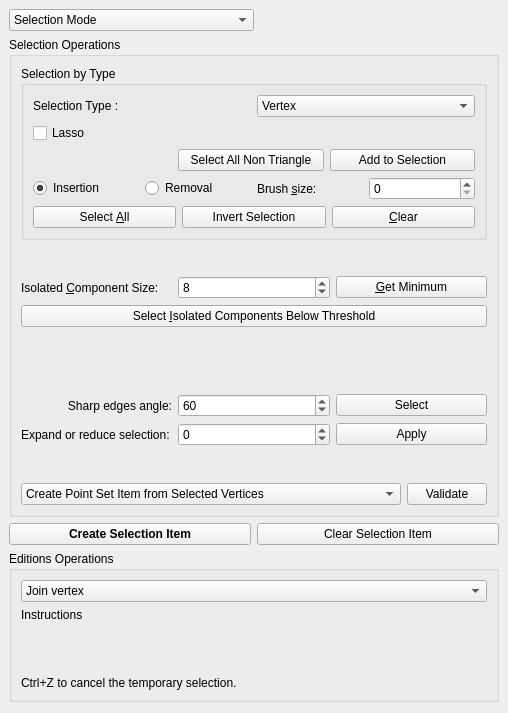
This is Polyhedron/demo/Polyhedron/Plugins/PMP/Selection_widget.ui in CGAL/cgal as Qt 5 draws it before an edit. The edited form follows.
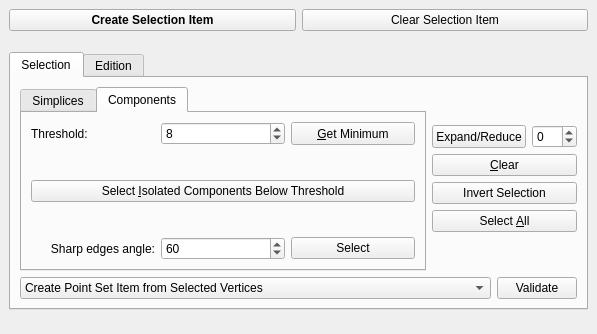
This is the edited form. The open tabs and pages were chosen to show the change.

Commit message: Reorganize selection plugin

What changed in the file:
```diff
--- a/Polyhedron/demo/Polyhedron/Plugins/PMP/Selection_widget.ui
+++ b/Polyhedron/demo/Polyhedron/Plugins/PMP/Selection_widget.ui
@@ -6,62 +6,77 @@
    <rect>
     <x>0</x>
     <y>0</y>
-    <width>508</width>
-    <height>713</height>
+    <width>597</width>
+    <height>334</height>
    </rect>
   </property>
   <property name="windowTitle">
    <string>Selection</string>
   </property>
   <widget class="QWidget" name="dockWidgetContents">
-   <layout class="QVBoxLayout" name="verticalLayout">
-    <item>
-     <layout class="QHBoxLayout" name="horizontalLayout_10" stretch="1,1">
-      <item>
-       <widget class="QComboBox" name="modeBox">
-        <item>
-         <property name="text">
-          <string>Selection Mode</string>
-         </property>
-        </item>
-        <item>
-         <property name="text">
-          <string>Edition Mode</string>
-         </property>
-        </item>
-       </widget>
-      </item>
-      <item>
-       <spacer name="horizontalSpacer_2">
-        <property name="orientation">
-         <enum>Qt::Horizontal</enum>
-        </property>
-        <property name="sizeHint" stdset="0">
-         <size>
-          <width>40</width>
-          <height>20</height>
-         </size>
-        </property>
-       </spacer>
-      </item>
-     </layout>
-    </item>
-    <item>
-     <widget class="QGroupBox" name="selection_groupBox">
-      <property name="title">
-       <string>Selection Operations</string>
-      </property>
       <layout class="QVBoxLayout" name="verticalLayout_6">
        <item>
-        <layout class="QVBoxLayout" name="verticalLayout_3">
+     <layout class="QHBoxLayout" name="horizontalLayout_4">
          <item>
-          <widget class="QGroupBox" name="groupBox">
-           <property name="title">
-            <string>Selection by Type</string>
-           </property>
+       <widget class="QPushButton" name="Create_selection_item_button">
+        <property name="font">
+         <font>
+          <weight>75</weight>
+          <bold>true</bold>
+         </font>
+        </property>
+        <property name="text">
+         <string>Create Selection Item</string>
+        </property>
+       </widget>
+      </item>
+      <item>
+       <widget class="QPushButton" name="Clear_all_button">
+        <property name="toolTip">
+         <string extracomment="Clear selection for All Types"/>
+        </property>
+        <property name="text">
+         <string>Clear Selection Item</string>
+        </property>
+       </widget>
+      </item>
+     </layout>
+    </item>
+    <item>
+     <spacer name="verticalSpacer_3">
+      <property name="orientation">
+       <enum>Qt::Vertical</enum>
+      </property>
+      <property name="sizeHint" stdset="0">
+       <size>
+        <width>20</width>
+        <height>40</height>
+       </size>
+      </property>
+     </spacer>
+    </item>
+    <item>
+     <widget class="QTabWidget" name="selectionOrEuler">
+      <property name="currentIndex">
+       <number>0</number>
+      </property>
+      <widget class="QWidget" name="tab_3">
+       <attribute name="title">
+        <string>Selection</string>
+       </attribute>
            <layout class="QVBoxLayout" name="verticalLayout_5">
             <item>
-             <layout class="QVBoxLayout" name="verticalLayout_11" stretch="0,0,0">
+         <layout class="QHBoxLayout" name="horizontalLayout_3">
+          <item>
+           <widget class="QTabWidget" name="tabWidget">
+            <property name="currentIndex">
+             <number>0</number>
+            </property>
+            <widget class="QWidget" name="tab">
+             <attribute name="title">
+              <string>Simplices</string>
+             </attribute>
+             <layout class="QVBoxLayout" name="verticalLayout_2">
               <item>
                <layout class="QHBoxLayout" name="horizontalLayout_9" stretch="1,1">
                 <item>
@@ -103,6 +118,21 @@
                </layout>
               </item>
               <item>
+               <spacer name="verticalSpacer_5">
+                <property name="orientation">
+                 <enum>Qt::Vertical</enum>
+                </property>
+                <property name="sizeHint" stdset="0">
+                 <size>
+                  <width>20</width>
+                  <height>40</height>
+                 </size>
+                </property>
+               </spacer>
+              </item>
+              <item>
+               <layout class="QHBoxLayout" name="horizontalLayout_11" stretch="0,1,0,1">
+                <item>
                <widget class="QCheckBox" name="lassoCheckBox">
                 <property name="text">
                  <string>Lasso</string>
@@ -110,8 +140,6 @@
                </widget>
               </item>
               <item>
-               <layout class="QHBoxLayout" name="horizontalLayout_11" stretch="1,1,1">
-                <item>
                  <spacer name="horizontalSpacer_3">
                   <property name="orientation">
                    <enum>Qt::Horizontal</enum>
@@ -146,12 +174,19 @@
                 </item>
                </layout>
               </item>
-             </layout>
-            </item>
-            <item>
-             <layout class="QVBoxLayout" name="verticalLayout_2">
-              <item>
-               <layout class="QHBoxLayout" name="horizontalLayout_2">
+              <item>
+               <spacer name="verticalSpacer_4">
+                <property name="orientation">
+                 <enum>Qt::Vertical</enum>
+                </property>
+                <property name="sizeHint" stdset="0">
+                 <size>
+                  <width>20</width>
+                  <height>40</height>
+                 </size>
+                </property>
+               </spacer>
+              </item>
                 <item>
                  <layout class="QHBoxLayout" name="horizontalLayout">
                   <item>
@@ -171,12 +206,6 @@
                     </property>
                    </widget>
                   </item>
-                 </layout>
-                </item>
-                <item>
-                 <layout class="QVBoxLayout" name="verticalLayout_7">
-                  <item>
-                   <layout class="QHBoxLayout" name="horizontalLayout_6">
                     <item>
                      <widget class="QLabel" name="label">
                       <property name="text">
@@ -193,69 +222,24 @@
                    </layout>
                   </item>
                  </layout>
-                </item>
-               </layout>
-              </item>
-              <item>
-               <layout class="QHBoxLayout" name="horizontalLayout_3">
-                <item>
-                 <widget class="QPushButton" name="Select_all_button">
-                  <property name="toolTip">
-                   <string extracomment="Select all simplices of Selection Type"/>
-                  </property>
-                  <property name="text">
-                   <string>Select &amp;All</string>
-                  </property>
-                 </widget>
-                </item>
-                <item>
-                 <widget class="QPushButton" name="Inverse_selection_button">
-                  <property name="toolTip">
-                   <string extracomment="Invert selection for Selection Type"/>
-                  </property>
-                  <property name="text">
-                   <string>Invert Selection</string>
-                  </property>
-                 </widget>
-                </item>
-                <item>
-                 <widget class="QPushButton" name="Clear_button">
-                  <property name="toolTip">
-                   <string extracomment="Clear selection for Selection Type"/>
-                  </property>
-                  <property name="text">
-                   <string>&amp;Clear</string>
-                  </property>
-                 </widget>
-                </item>
-               </layout>
-              </item>
-             </layout>
-            </item>
-           </layout>
-          </widget>
-         </item>
-         <item>
-          <spacer name="verticalSpacer_3">
-           <property name="orientation">
-            <enum>Qt::Vertical</enum>
-           </property>
-           <property name="sizeHint" stdset="0">
-            <size>
-             <width>20</width>
-             <height>40</height>
-            </size>
-           </property>
-          </spacer>
-         </item>
-         <item>
-          <layout class="QVBoxLayout" name="verticalLayout_4">
+            </widget>
+            <widget class="QWidget" name="tab_2">
+             <attribute name="title">
+              <string>Components</string>
+             </attribute>
+             <layout class="QVBoxLayout" name="verticalLayout_3">
            <item>
             <layout class="QHBoxLayout" name="horizontalLayout_5">
              <item>
               <widget class="QLabel" name="label_3">
+                  <property name="sizePolicy">
+                   <sizepolicy hsizetype="Minimum" vsizetype="Minimum">
+                    <horstretch>0</horstretch>
+                    <verstretch>0</verstretch>
+                   </sizepolicy>
+                  </property>
                <property name="text">
-                <string>Isolated &amp;Component Size:</string>
+                   <string>Threshold:</string>
                </property>
                <property name="buddy">
                 <cstring>Threshold_size_spin_box</cstring>
@@ -264,6 +248,12 @@
              </item>
              <item>
               <widget class="QSpinBox" name="Threshold_size_spin_box">
+                  <property name="sizePolicy">
+                   <sizepolicy hsizetype="Minimum" vsizetype="Minimum">
+                    <horstretch>0</horstretch>
+                    <verstretch>0</verstretch>
+                   </sizepolicy>
+                  </property>
                <property name="maximum">
                 <number>999999999</number>
                </property>
@@ -274,6 +264,12 @@
              </item>
              <item>
               <widget class="QPushButton" name="Get_minimum_button">
+                  <property name="sizePolicy">
+                   <sizepolicy hsizetype="Minimum" vsizetype="Minimum">
+                    <horstretch>0</horstretch>
+                    <verstretch>0</verstretch>
+                   </sizepolicy>
+                  </property>
                <property name="text">
                 <string>&amp;Get Minimum</string>
                </property>
@@ -281,6 +277,19 @@
              </item>
             </layout>
            </item>
+              <item>
+               <spacer name="verticalSpacer_7">
+                <property name="orientation">
+                 <enum>Qt::Vertical</enum>
+                </property>
+                <property name="sizeHint" stdset="0">
+                 <size>
+                  <width>20</width>
+                  <height>40</height>
+                 </size>
+                </property>
+               </spacer>
+              </item>
            <item>
             <widget class="QPushButton" name="Select_isolated_components_button">
              <property name="text">
@@ -288,23 +297,8 @@
              </property>
             </widget>
            </item>
-          </layout>
-         </item>
          <item>
-          <spacer name="verticalSpacer_1">
-           <property name="orientation">
-            <enum>Qt::Vertical</enum>
-           </property>
-           <property name="sizeHint" stdset="0">
-            <size>
-             <width>20</width>
-             <height>40</height>
-            </size>
-           </property>
-          </spacer>
-         </item>
-         <item>
-          <spacer name="verticalSpacer">
+               <spacer name="verticalSpacer_6">
            <property name="orientation">
             <enum>Qt::Vertical</enum>
            </property>
@@ -353,17 +347,48 @@
            </item>
           </layout>
          </item>
+             </layout>
+            </widget>
+           </widget>
+          </item>
          <item>
-          <layout class="QHBoxLayout" name="horizontalLayout_8">
+           <layout class="QVBoxLayout" name="verticalLayout">
            <item>
-            <widget class="QLabel" name="label_5">
+             <spacer name="verticalSpacer_10">
+              <property name="orientation">
+               <enum>Qt::Vertical</enum>
+              </property>
+              <property name="sizeHint" stdset="0">
+               <size>
+                <width>20</width>
+                <height>40</height>
+               </size>
+              </property>
+             </spacer>
+            </item>
+            <item>
+             <layout class="QHBoxLayout" name="horizontalLayout_6">
+              <item>
+               <widget class="QPushButton" name="Expand_reduce_button">
+                <property name="sizePolicy">
+                 <sizepolicy hsizetype="Minimum" vsizetype="Minimum">
+                  <horstretch>0</horstretch>
+                  <verstretch>0</verstretch>
+                 </sizepolicy>
+                </property>
              <property name="text">
-              <string>Expand or reduce selection:</string>
+                 <string>Expand/Reduce</string>
              </property>
             </widget>
            </item>
            <item>
             <widget class="QSpinBox" name="Expand_reduce_spin_box">
+                <property name="sizePolicy">
+                 <sizepolicy hsizetype="Minimum" vsizetype="Minimum">
+                  <horstretch>0</horstretch>
+                  <verstretch>0</verstretch>
+                 </sizepolicy>
+                </property>
              <property name="minimum">
               <number>-50</number>
              </property>
@@ -372,17 +397,40 @@
              </property>
             </widget>
            </item>
-           <item>
-            <widget class="QPushButton" name="Expand_reduce_button">
-             <property name="text">
-              <string>Apply</string>
-             </property>
-            </widget>
-           </item>
           </layout>
          </item>
          <item>
-          <spacer name="verticalSpacer_2">
+             <widget class="QPushButton" name="Clear_button">
+              <property name="toolTip">
+               <string extracomment="Clear selection for Selection Type"/>
+              </property>
+              <property name="text">
+               <string>&amp;Clear</string>
+              </property>
+             </widget>
+            </item>
+            <item>
+             <widget class="QPushButton" name="Inverse_selection_button">
+              <property name="toolTip">
+               <string extracomment="Invert selection for Selection Type"/>
+              </property>
+              <property name="text">
+               <string>Invert Selection</string>
+              </property>
+             </widget>
+            </item>
+            <item>
+             <widget class="QPushButton" name="Select_all_button">
+              <property name="toolTip">
+               <string extracomment="Select all simplices of Selection Type"/>
+              </property>
+              <property name="text">
+               <string>Select &amp;All</string>
+              </property>
+             </widget>
+            </item>
+            <item>
+             <spacer name="verticalSpacer_8">
            <property name="orientation">
             <enum>Qt::Vertical</enum>
            </property>
@@ -393,6 +441,10 @@
             </size>
            </property>
           </spacer>
+            </item>
+           </layout>
+          </item>
+         </layout>
          </item>
          <item>
           <layout class="QHBoxLayout" name="horizontalLayout_13" stretch="1,0">
@@ -455,43 +507,31 @@
           </layout>
          </item>
         </layout>
-       </item>
-      </layout>
-     </widget>
-    </item>
-    <item>
-     <layout class="QHBoxLayout" name="horizontalLayout_4">
-      <item>
-       <widget class="QPushButton" name="Create_selection_item_button">
-        <property name="font">
-         <font>
-          <weight>75</weight>
-          <bold>true</bold>
-         </font>
-        </property>
-        <property name="text">
-         <string>Create Selection Item</string>
-        </property>
-       </widget>
-      </item>
-      <item>
-       <widget class="QPushButton" name="Clear_all_button">
-        <property name="toolTip">
-         <string extracomment="Clear selection for All Types"/>
-        </property>
-        <property name="text">
-         <string>Clear Selection Item</string>
-        </property>
-       </widget>
-      </item>
-     </layout>
-    </item>
+      </widget>
+      <widget class="QWidget" name="tab_5">
+       <attribute name="title">
+        <string>Edition</string>
+       </attribute>
+       <layout class="QVBoxLayout" name="verticalLayout_4">
     <item>
      <widget class="QGroupBox" name="edition_groupBox">
       <property name="title">
-       <string>Editions Operations</string>
+           <string>Euler Operations</string>
       </property>
       <layout class="QVBoxLayout" name="verticalLayout_8">
+           <item>
+            <spacer name="verticalSpacer_9">
+             <property name="orientation">
+              <enum>Qt::Vertical</enum>
+             </property>
+             <property name="sizeHint" stdset="0">
+              <size>
+               <width>20</width>
+               <height>40</height>
+              </size>
+             </property>
+            </spacer>
+           </item>
        <item>
         <layout class="QVBoxLayout" name="verticalLayout_9" stretch="0,1,0,0">
          <item>
@@ -586,8 +626,12 @@
       </layout>
      </widget>
     </item>
+       </layout>
+      </widget>
+     </widget>
+    </item>
     <item>
-     <spacer name="verticalSpacer_4">
+     <spacer name="verticalSpacer">
       <property name="orientation">
        <enum>Qt::Vertical</enum>
       </property>
```
Lines whose indentation alone changed are shown as unchanged. The commit also changes 1 other file.
